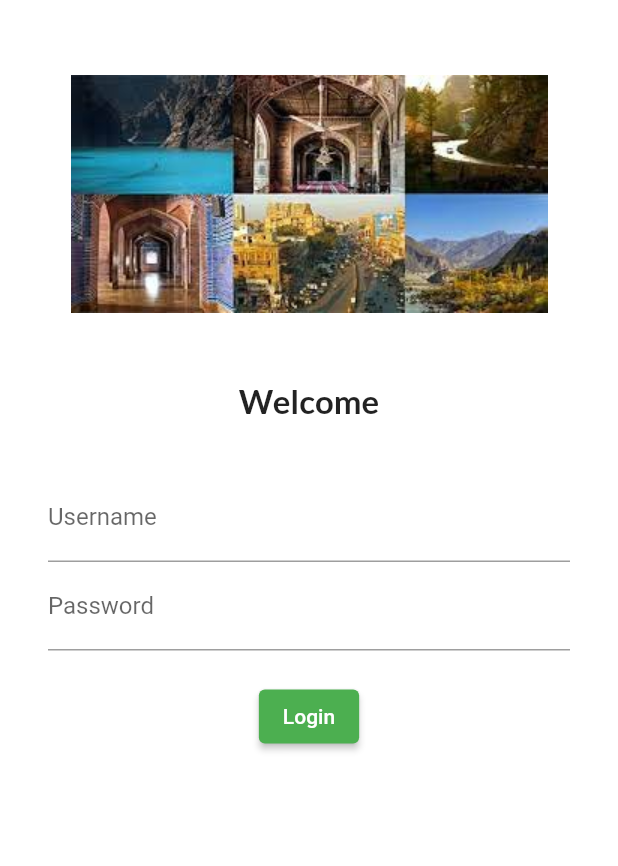
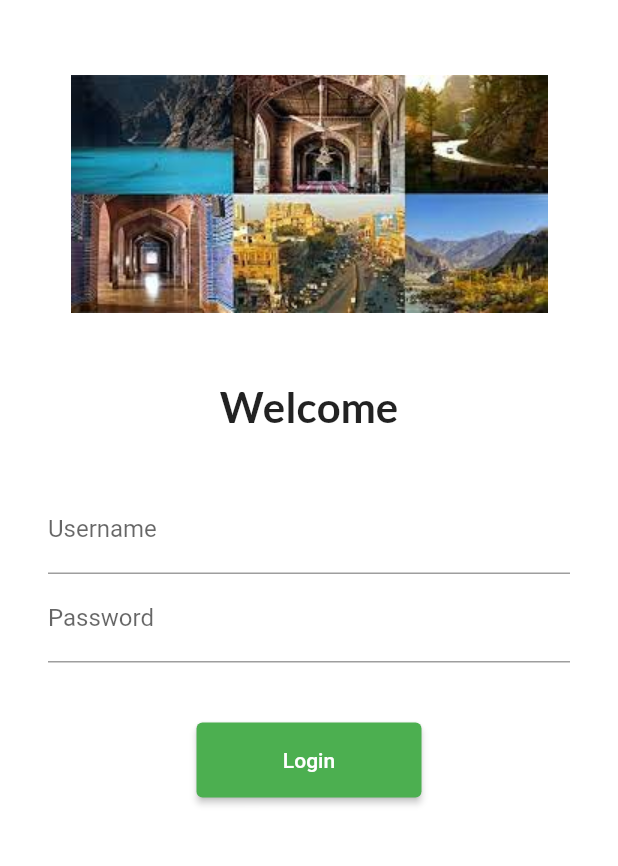
Before and after one commit to Aquib69/PakTourGuideServices, a Flutter app: the screen it shows after launch, on a phone screen of 412 x 824 dp, the part 167-1033 px from its top. Run offline on Flutter 3.47's test engine with Material 2 defaults, Android fonts, the phone set to English and light mode, and no system bars; our stand-ins replace google_fonts.

Commit message:
day 5 completed

```diff
--- a/lib/main.dart
+++ b/lib/main.dart
@@ -4,6 +4,7 @@
 
 import 'package:myapp_catalog/pages/home_page.dart';
 import 'package:myapp_catalog/pages/login_page.dart';
+import 'package:myapp_catalog/utils/routes.dart';
 
 void main() {
   runApp(MyApp());
@@ -26,8 +27,8 @@
       initialRoute: "/",
       routes: {
         "/": (context) => LoginPage(),
-        "/home": (context) => HomePage(),
-        "/login": (context) => LoginPage(),
+        MyRoutes.homeRoute: (context) => HomePage(),
+        MyRoutes.loginRoute: (context) => LoginPage(),
       },
     );
   }
--- a/lib/pages/home_page.dart
+++ b/lib/pages/home_page.dart
@@ -15,7 +15,7 @@
       body: Center(
         // ignore: avoid_unnecessary_containers
         child: Container(
-          child: Text("Welcome to $days days of Flutters by $name "),
+          child: Text("Welcome to Pak Tour Guide & Services "),
         ),
       ),
       // ignore: prefer_const_constructors
--- a/lib/pages/login_page.dart
+++ b/lib/pages/login_page.dart
@@ -2,6 +2,7 @@
 
 import 'package:flutter/material.dart';
 import 'package:google_fonts/google_fonts.dart';
+import 'package:myapp_catalog/utils/routes.dart';
 
 // ignore: use_key_in_widget_constructors
 class LoginPage extends StatelessWidget {
@@ -9,6 +10,7 @@
   Widget build(BuildContext context) {
     return Material(
         color: Colors.white,
+        child: SingleChildScrollView(
           child: Column(
             children: [
               SizedBox(
@@ -36,7 +38,7 @@
                 "Welcome",
                 style: GoogleFonts.lato(
                   fontStyle: FontStyle.normal,
-                fontSize: 22,
+                  fontSize: 28,
                   fontWeight: FontWeight.bold,
                 ),
               ),
@@ -44,7 +46,8 @@
                 height: 20.0,
               ),
               Padding(
-              padding: const EdgeInsets.symmetric(vertical: 16, horizontal: 32),
+                padding:
+                    const EdgeInsets.symmetric(vertical: 16, horizontal: 32),
                 child: Column(
                   children: [
                     TextFormField(
@@ -61,16 +64,20 @@
                       ),
                     ),
                     SizedBox(
-                    height: 20.0,
+                      height: 40.0,
                     ),
                     ElevatedButton(
                       child: Text("Login"),
-                    onPressed: () {},
+                      style: TextButton.styleFrom(minimumSize: Size(150, 50)),
+                      onPressed: () {
+                        Navigator.pushNamed(context, MyRoutes.homeRoute);
+                      },
                     )
                   ],
                 ),
               )
             ],
+          ),
         ));
   }
 }
--- /dev/null
+++ b/lib/utils/routes.dart
@@ -0,0 +1,4 @@
+class MyRoutes {
+  static String loginRoute = "/login";
+  static String homeRoute = "/home";
+}
```
Also changed, not shown: assets/images/login_page.png (deleted). Lines whose indentation alone changed are shown as unchanged.
